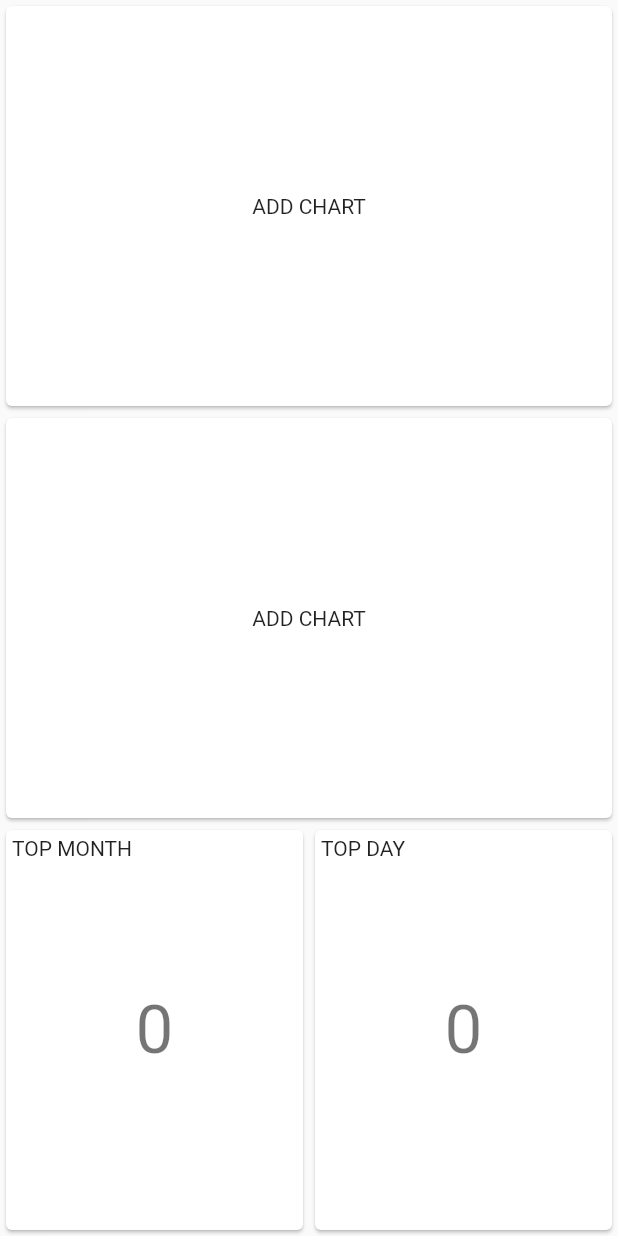
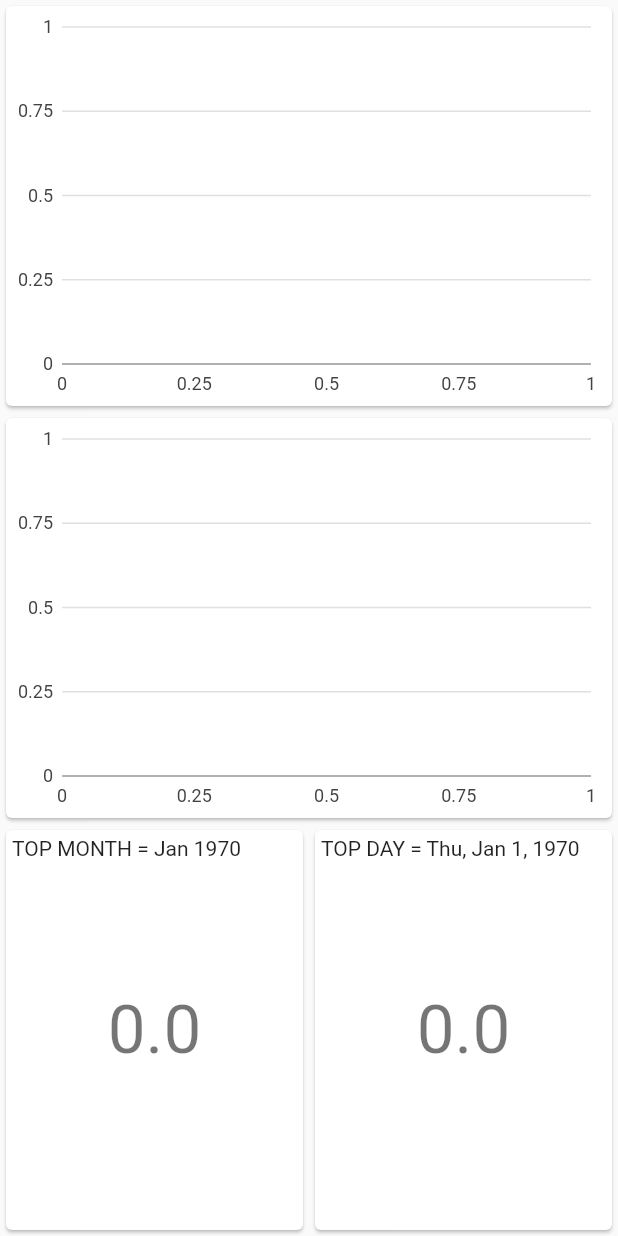
Before and after one commit to Amjad50/hayat_app, a Flutter app: the StatisticsPage widget shown alone on an empty page, opened directly, on a phone screen of 412 x 824 dp. Run offline on Flutter 3.47's test engine with Material 2 defaults, Android fonts, the phone set to English and light mode, and no system bars; our stand-ins replace charts_flutter, cloud_firestore, firebase_auth, google_sign_in; accounts and stored records are empty.

Commit message:
Add: Fetched data and computed scores
- added graph, and assigned correct data to display from the handler.

```diff
--- /dev/null
+++ b/lib/pages/statistics/score.dart
@@ -0,0 +1,36 @@
+import 'package:hayat_app/utils.dart';
+
+class Score {
+  static Score none = Score(DateTime.fromMillisecondsSinceEpoch(0), 0);
+  static Score noneMonth = Score.month(DateTime.fromMillisecondsSinceEpoch(0), 0);
+
+  Score.month(this._date, this._score) : _isMonth = true;
+
+  Score(this._date, this._score) : _isMonth = false;
+
+  final DateTime _date;
+  final bool _isMonth;
+  double _score;
+
+  double get score => _score;
+
+  DateTime get date {
+    if (_isMonth)
+      return DateTime(_date.year, _date.month);
+    else
+      return DateTime(_date.year, _date.month, _date.day);
+  }
+
+  String get dateString {
+    if (_isMonth)
+      return dateToString(_date, DateTime.now(), true);
+    else
+      return dateToString(_date);
+  }
+
+  Score max(Score other) {
+    if(this._score >= other._score)
+      return this;
+    return other;
+  }
+}
--- a/lib/pages/statistics/statistics.dart
+++ b/lib/pages/statistics/statistics.dart
@@ -1,5 +1,7 @@
+import 'package:charts_flutter/flutter.dart';
 import 'package:flutter/material.dart';
 import 'package:hayat_app/pages/basepage.dart';
+import 'package:hayat_app/pages/statistics/score.dart';
 import 'package:hayat_app/pages/statistics/statistics_handler.dart';
 import 'package:hayat_app/utils.dart';
 
@@ -10,14 +12,15 @@ class StatisticsPage extends BasePage {
 }
 
 class _StatisticsPageState extends State<StatisticsPage> {
-  _StatisticsPageState() : statisticsHandler = StatisticsHandler();
+  _StatisticsPageState();
 
-  final StatisticsHandler statisticsHandler;
+  StatisticsHandler statisticsHandler;
 
   @override
   void initState() {
     super.initState();
-    statisticsHandler.init();
+    statisticsHandler = StatisticsHandler(uid: widget.uid);
+    statisticsHandler.init().then((_) => setState(() {}));
   }
 
   Widget _card(Widget widget, [String titleString]) {
@@ -43,30 +46,51 @@ class _StatisticsPageState extends State<StatisticsPage> {
   }
 
   Widget _buildDaysGraph() {
-    return _card(Text("ADD CHART"));
+    return _card(
+      LineChart(
+        <Series<Score, num>>[
+          Series<Score, num>(
+              id: "Days",
+              data: statisticsHandler.daysScores,
+              measureFn: (score, index) => score.score,
+              domainFn: (score, index) => index),
+        ],
+      ),
+    );
   }
 
   Widget _buildMonthGraph() {
-    return _card(Text("ADD CHART"));
+    return _card(
+      LineChart(
+        <Series<Score, num>>[
+          Series<Score, num>(
+            id: "Days",
+            data: statisticsHandler.monthsScores,
+            measureFn: (score, index) => score.score,
+            domainFn: (score, index) => index,
+          ),
+        ],
+      ),
+    );
   }
 
   Widget _buildBestMonth() {
     return _card(
       Text(
-        "${statisticsHandler.topMonth}",
+        "${statisticsHandler.topMonth.score}",
         style: Theme.of(context).textTheme.display2,
       ),
-      "TOP MONTH",
+      "TOP MONTH = ${statisticsHandler.topMonth.dateString}",
     );
   }
 
   Widget _buildBestDay() {
     return _card(
       Text(
-        "${statisticsHandler.topDay}",
+        "${statisticsHandler.topDay.score}",
         style: Theme.of(context).textTheme.display2,
       ),
-      "TOP DAY",
+      "TOP DAY = ${statisticsHandler.topDay.dateString}",
     );
   }
 
--- a/lib/pages/statistics/statistics_handler.dart
+++ b/lib/pages/statistics/statistics_handler.dart
@@ -1,26 +1,125 @@
-import 'dart:math';
+import 'package:cloud_firestore/cloud_firestore.dart';
+import 'package:flutter/foundation.dart';
+import 'package:hayat_app/pages/statistics/score.dart';
+import 'package:hayat_app/pages/tasks/task_data.dart';
+import 'package:hayat_app/utils.dart';
+
+const TASKS_SUBCOLLECTION = "tasks";
+const USERS_COLLECTION = "users";
 
 class StatisticsHandler {
+  StatisticsHandler({@required this.uid});
+
+  final String uid;
   bool isLoading = false;
   bool _doneInit = false;
 
-  List<int> _daysScores = [];
-  List<int> _monthsScores = [];
+  List<Score> _daysScores = [];
+  List<Score> _monthsScores = [];
 
-  int get topDay {
-    if (_doneInit || _daysScores.isEmpty) return 0;
-    return _daysScores.reduce(max);
+  List<Score> get daysScores => _daysScores;
+  List<Score> get monthsScores => _monthsScores;
+
+  Score get topDay {
+    if (!_doneInit || _daysScores.isEmpty) return Score.none;
+    return _daysScores.reduce((a, b) => a.max(b));
   }
 
-  int get topMonth {
-    if (_doneInit || _monthsScores.isEmpty) return 0;
-    return _monthsScores.reduce(max);
+  Score get topMonth {
+    if (!_doneInit || _monthsScores.isEmpty) return Score.noneMonth;
+    return _monthsScores.reduce((a, b) => a.max(b));
   }
 
   Future<void> init() async {
     isLoading = true;
 
+    final documents = await Firestore.instance
+        .collection(USERS_COLLECTION)
+        .document(this.uid)
+        .collection(TASKS_SUBCOLLECTION)
+        .getDocuments();
+
+    for (final child in documents.documents) {
+      await _processAndAddDocumentEntry(child);
+    }
+
+    _computeMonths();
+
     isLoading = false;
     _doneInit = true;
   }
+
+  void _computeMonths() {
+    if (_daysScores.isEmpty) return;
+
+    // because they are sorted,
+    // the work is easy
+    DateTime lastMonth = _daysScores[0].date;
+    double score = 0;
+
+    for (final child in _daysScores) {
+      // different month
+      if (!(child.date.month == lastMonth.month &&
+          child.date.year == lastMonth.year)) {
+        _monthsScores.add(Score.month(lastMonth, score));
+        score = 0;
+        lastMonth = child.date;
+      }
+      score += child.score;
+    }
+    _monthsScores.add(Score.month(lastMonth, score));
+  }
+
+  Future<void> _processAndAddDocumentEntry(DocumentSnapshot document) async {
+    final date = getDateFromDBDocumentName(document.documentID);
+    if (date == null) return;
+
+    _daysScores.add(Score(date, await _computeScore(document.reference)));
+  }
+
+  Future<double> _computeScore(DocumentReference parent) async {
+    final tasksCollection = parent.collection(TASKS_SUBCOLLECTION);
+    final tasks = (await tasksCollection.getDocuments()).documents;
+
+    double finalScore = 0;
+
+    tasks.forEach((e) {
+      final taskData = _fixTask(e.data);
+      final task = TaskData(
+        name: taskData[NAME],
+        type: taskData[TYPE],
+        durationH: (taskData[DURATION] as num).toDouble(),
+        done: taskData[DONE],
+      );
+
+      finalScore += _computeTaskScore(task);
+    });
+
+    return finalScore;
+  }
+
+  double _computeTaskScore(TaskData task) {
+    // TODO: add the fourmula
+
+    return 1;
+  }
 }
+
+Map<String, dynamic> _fixTask(Map<String, dynamic> data) {
+  Map<String, dynamic> newData = data;
+  if (!newData.containsKey(NAME) || !(newData[NAME] is String)) {
+    newData[NAME] = "emptyName";
+  }
+  if (!newData.containsKey(TYPE) || !(newData[TYPE] is String)) {
+    newData[TYPE] = "emptyType";
+  }
+  if (!newData.containsKey(DURATION) || !(newData[DURATION] is num)) {
+    newData[DURATION] = 0.0;
+  }
+  if (newData.containsKey(DONE) && (newData[DONE] is num)) {
+    newData[DONE] = (newData[DONE] as num).toInt();
+  } else {
+    newData[DONE] = 0;
+  }
+  return newData;
+}
--- a/lib/utils.dart
+++ b/lib/utils.dart
@@ -19,13 +19,20 @@ String getTasksDBDocumentName(DateTime date) {
   return "${fixedSizeInt(date.year, 4)}${fixedSizeInt(date.month, 2)}${fixedSizeInt(date.day, 2)}";
 }
 
+/// return the DateTime object back from a String format
+DateTime getDateFromDBDocumentName(String name) {
+  if (name.length != 4 + 2 + 2) return null;
+  return DateTime.tryParse(name);
+}
+
 /// return the standard date format in this app from a date.
-String dateToString(DateTime date, [DateTime now]) {
+String dateToString(DateTime date, [DateTime now, bool noDay = false]) {
   if (now == null) now = DateTime.now();
 
   final year = date.year == now.year ? "" : "y";
+  final day = noDay ? "" : "Ed";
 
-  return DateFormat("${year}MMMEd").format(date);
+  return DateFormat("${year}MMM${day}").format(date);
 }
 
 /// return a String representation of a date relevant to today.
```
